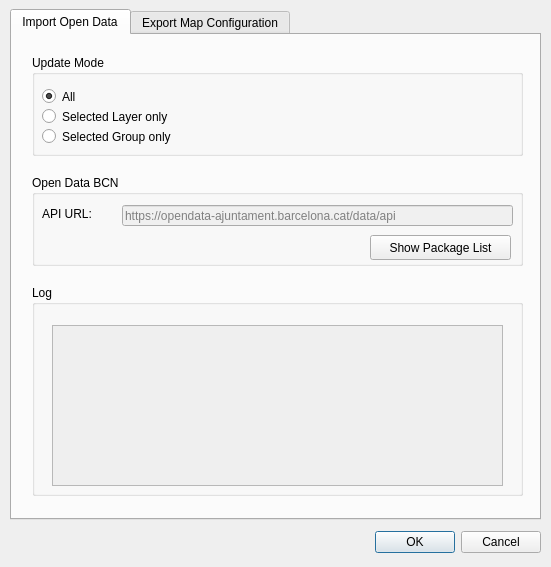
Above: uddmanager_dialog_base.ui from geraldo/uddmanager before the change. Below: the same form after it.
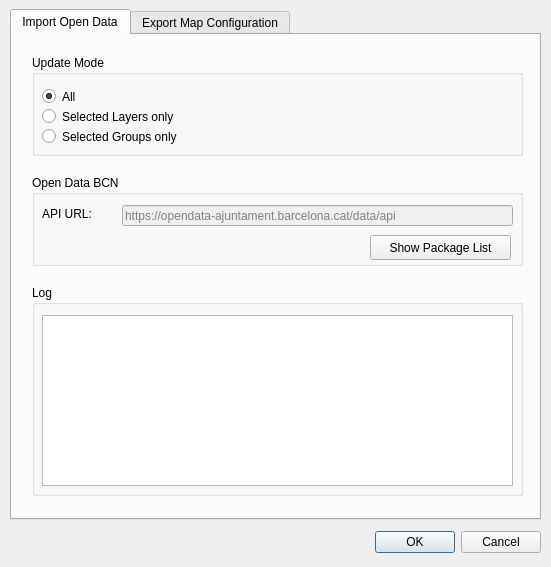
That is the form after the change. Custom widgets are drawn as their Qt base class.

Commit message: add import script for updating all layers, limit to groups and layers still fails

Diff of the .ui file:
```diff
--- a/uddmanager_dialog_base.ui
+++ b/uddmanager_dialog_base.ui
@@ -51,7 +51,7 @@
        </rect>
       </property>
       <property name="text">
-       <string>Selected Layer only</string>
+       <string>Selected Layers only</string>
       </property>
       <property name="checked">
        <bool>false</bool>
@@ -83,7 +83,7 @@
        </rect>
       </property>
       <property name="text">
-       <string>Selected Group only</string>
+       <string>Selected Groups only</string>
       </property>
       <property name="checked">
        <bool>false</bool>
@@ -102,28 +102,15 @@
      <property name="title">
       <string>Log</string>
      </property>
-     <widget class="QScrollArea" name="scrollArea">
+     <widget class="QPlainTextEdit" name="logOutput">
       <property name="geometry">
        <rect>
-        <x>20</x>
-        <y>40</y>
-        <width>451</width>
-        <height>161</height>
+        <x>10</x>
+        <y>30</y>
+        <width>471</width>
+        <height>171</height>
        </rect>
       </property>
-      <property name="widgetResizable">
-       <bool>true</bool>
-      </property>
-      <widget class="QWidget" name="scrollAreaWidgetContents">
-       <property name="geometry">
-        <rect>
-         <x>0</x>
-         <y>0</y>
-         <width>449</width>
-         <height>159</height>
-        </rect>
-       </property>
-      </widget>
      </widget>
     </widget>
     <widget class="QGroupBox" name="groupOpenData">
```
Left out of the diff: 4 changed lines with no effect on the pictures. The commit also changes 1 other file.
